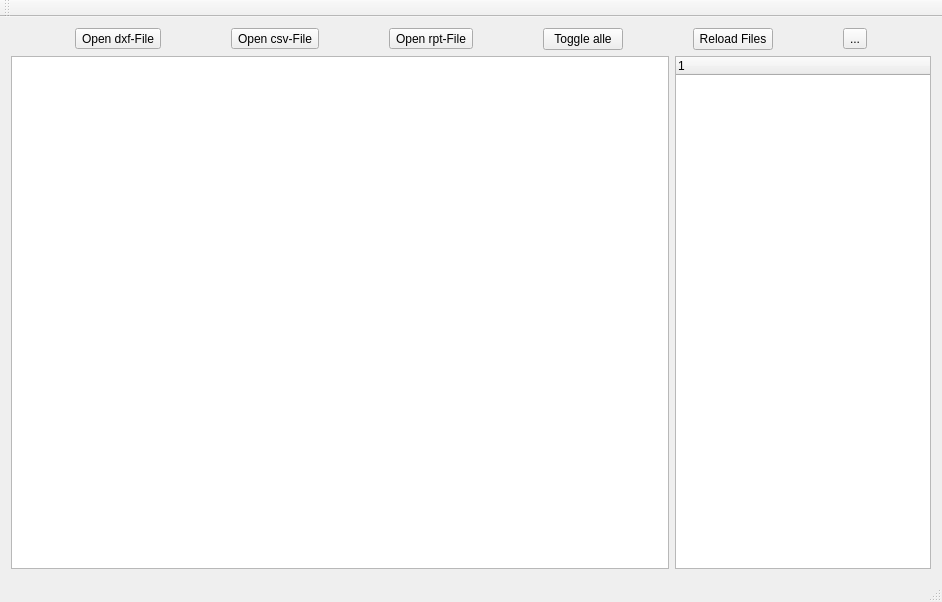
First picture: the form in mainwindow.ui, repository krofta/PnP, before the edit.
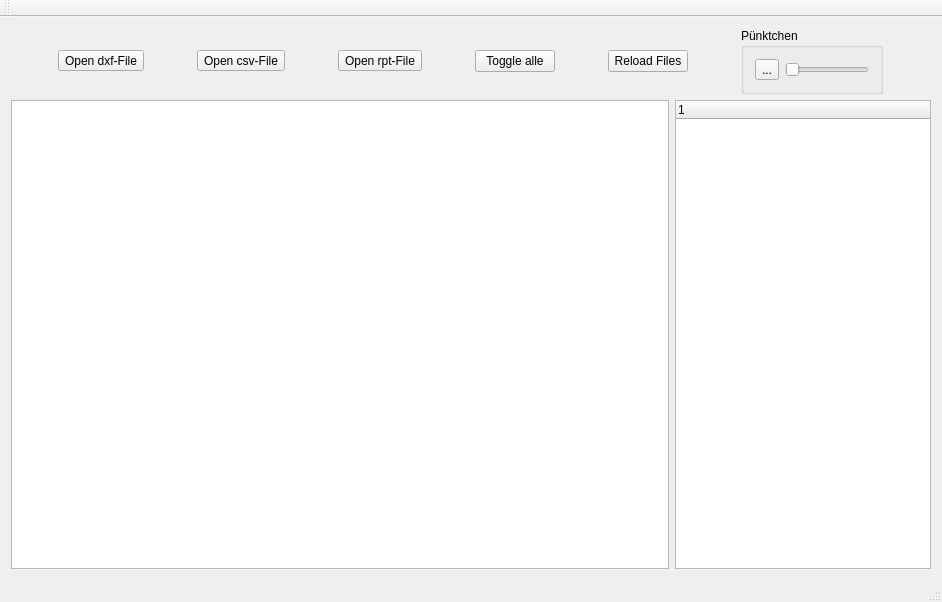
Second picture: the form after the edit. Icons and pictures are not drawn. Custom widgets are drawn as their Qt base class.

```diff
--- a/mainwindow.ui
+++ b/mainwindow.ui
@@ -77,6 +77,18 @@
        </widget>
       </item>
       <item>
+       <widget class="QGroupBox" name="groupBox">
+        <property name="sizePolicy">
+         <sizepolicy hsizetype="Fixed" vsizetype="Fixed">
+          <horstretch>0</horstretch>
+          <verstretch>0</verstretch>
+         </sizepolicy>
+        </property>
+        <property name="title">
+         <string>Pünktchen</string>
+        </property>
+        <layout class="QHBoxLayout" name="horizontalLayout_3">
+         <item>
        <widget class="ColorPickerToolButton" name="toolButton">
         <property name="text">
          <string>...</string>
@@ -85,6 +97,25 @@
          <iconset resource="icons.qrc">
           <normaloff>:/color_wheel.png</normaloff>:/color_wheel.png</iconset>
         </property>
+          </widget>
+         </item>
+         <item>
+          <widget class="QSlider" name="horizontalSlider">
+           <property name="sizePolicy">
+            <sizepolicy hsizetype="Fixed" vsizetype="Fixed">
+             <horstretch>0</horstretch>
+             <verstretch>0</verstretch>
+            </sizepolicy>
+           </property>
+           <property name="maximum">
+            <number>100</number>
+           </property>
+           <property name="orientation">
+            <enum>Qt::Horizontal</enum>
+           </property>
+          </widget>
+         </item>
+        </layout>
        </widget>
       </item>
      </layout>
```
Lines whose indentation alone changed are shown as unchanged.
